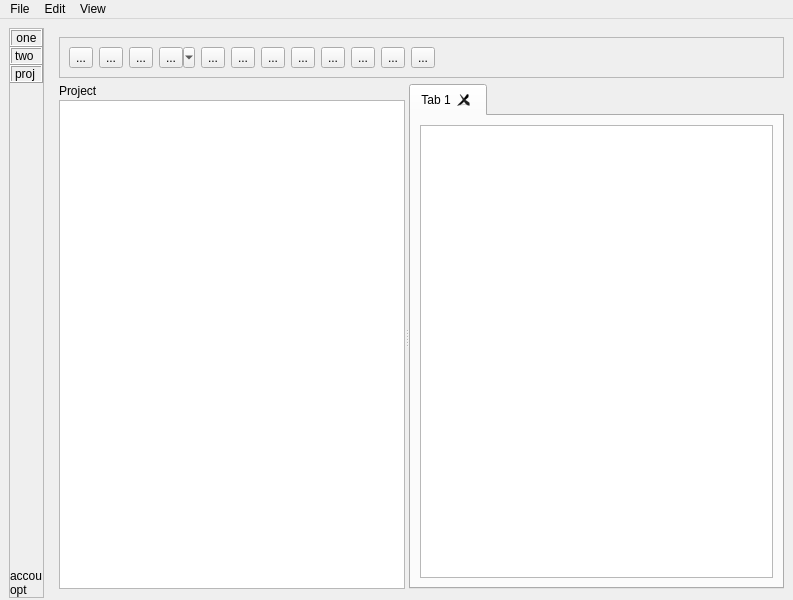
lasest/manuwrite, file ui/mainwindow.ui: the form before one commit.
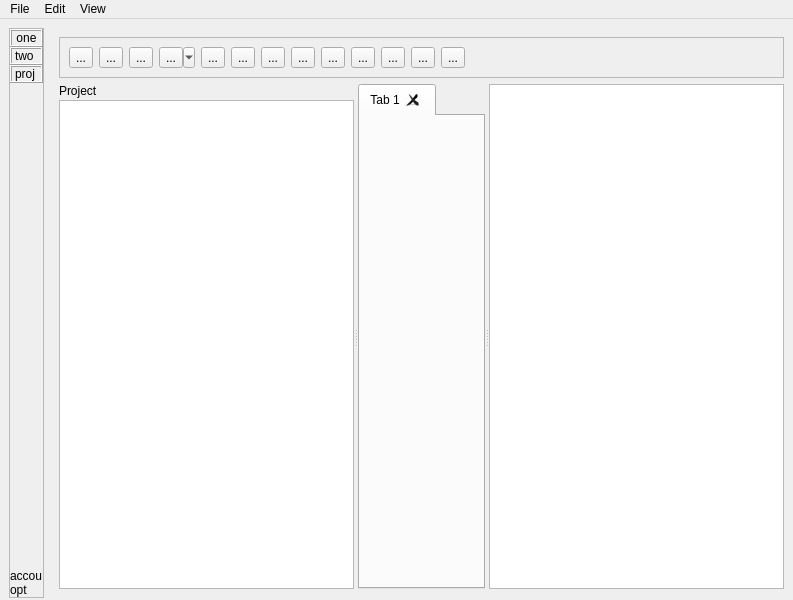
The form after the commit. The open tabs and pages were chosen to show the change. Custom widgets are drawn as their Qt base class.

Patch:
```diff
--- a/ui/mainwindow.ui
+++ b/ui/mainwindow.ui
@@ -143,7 +143,7 @@
       <item>
        <widget class="QStackedWidget" name="MainStackedWidget">
         <property name="currentIndex">
-         <number>3</number>
+         <number>1</number>
         </property>
         <widget class="QWidget" name="WelcomePage">
          <layout class="QHBoxLayout" name="horizontalLayout_4">
@@ -160,9 +160,15 @@
          </layout>
         </widget>
         <widget class="QWidget" name="EdtiorPage">
-         <layout class="QVBoxLayout" name="verticalLayout_3">
+         <layout class="QVBoxLayout" name="verticalLayout_6">
           <item>
            <widget class="QFrame" name="frame">
+            <property name="sizePolicy">
+             <sizepolicy hsizetype="Preferred" vsizetype="Maximum">
+              <horstretch>0</horstretch>
+              <verstretch>0</verstretch>
+             </sizepolicy>
+            </property>
             <property name="frameShape">
              <enum>QFrame::StyledPanel</enum>
             </property>
@@ -329,6 +335,13 @@
                </property>
               </widget>
              </item>
+             <item>
+              <widget class="QToolButton" name="RenderFileToolButton">
+               <property name="text">
+                <string>...</string>
+               </property>
+              </widget>
+             </item>
              <item>
               <spacer name="horizontalSpacer">
                <property name="orientation">
@@ -349,12 +362,6 @@
            <layout class="QGridLayout" name="gridLayout">
             <item row="0" column="0">
              <widget class="QSplitter" name="splitter">
-              <property name="sizePolicy">
-               <sizepolicy hsizetype="Expanding" vsizetype="Expanding">
-                <horstretch>0</horstretch>
-                <verstretch>0</verstretch>
-               </sizepolicy>
-              </property>
               <property name="orientation">
                <enum>Qt::Horizontal</enum>
               </property>
@@ -393,7 +400,7 @@
               </widget>
               <widget class="QTabWidgetCustom" name="EditorTabWidget">
                <property name="sizePolicy">
-                <sizepolicy hsizetype="Expanding" vsizetype="Expanding">
+                <sizepolicy hsizetype="Minimum" vsizetype="Expanding">
                  <horstretch>0</horstretch>
                  <verstretch>0</verstretch>
                 </sizepolicy>
@@ -417,11 +424,15 @@
                 <attribute name="title">
                  <string>Tab 1</string>
                 </attribute>
-                <layout class="QVBoxLayout" name="verticalLayout_2">
+                <layout class="QVBoxLayout" name="verticalLayout_2"/>
+               </widget>
+              </widget>
+              <widget class="QWidget" name="verticalLayoutWidget">
+               <layout class="QVBoxLayout" name="verticalLayout_3">
                  <item>
-                  <widget class="TextEditor" name="MainEditor">
+                 <widget class="QTextBrowser" name="textBrowser">
                    <property name="sizePolicy">
-                    <sizepolicy hsizetype="Minimum" vsizetype="Expanding">
+                   <sizepolicy hsizetype="Expanding" vsizetype="Expanding">
                      <horstretch>0</horstretch>
                      <verstretch>0</verstretch>
                     </sizepolicy>
@@ -429,7 +440,6 @@
                   </widget>
                  </item>
                 </layout>
-               </widget>
               </widget>
              </widget>
             </item>
@@ -521,6 +531,7 @@
      <string>View</string>
     </property>
     <addaction name="actionProjectTab"/>
+    <addaction name="actionShowPreview"/>
    </widget>
    <addaction name="menuFile"/>
    <addaction name="menuEdit"/>
@@ -732,6 +743,22 @@
     <string>Rename</string>
    </property>
   </action>
+  <action name="actionRenderFile">
+   <property name="text">
+    <string>Render file</string>
+   </property>
+   <property name="shortcut">
+    <string>F5</string>
+   </property>
+  </action>
+  <action name="actionShowPreview">
+   <property name="checkable">
+    <bool>true</bool>
+   </property>
+   <property name="text">
+    <string>Show Preview</string>
+   </property>
+  </action>
  </widget>
  <customwidgets>
   <customwidget>
@@ -739,11 +766,6 @@
    <extends>QLabel</extends>
    <header>gui_components.qlabel_clickable</header>
   </customwidget>
-  <customwidget>
-   <class>TextEditor</class>
-   <extends>QTextEdit</extends>
-   <header>gui_components.text_editor.h</header>
-  </customwidget>
   <customwidget>
    <class>QTabWidgetCustom</class>
    <extends>QTabWidget</extends>
```
Lines whose indentation alone changed are shown as unchanged.
